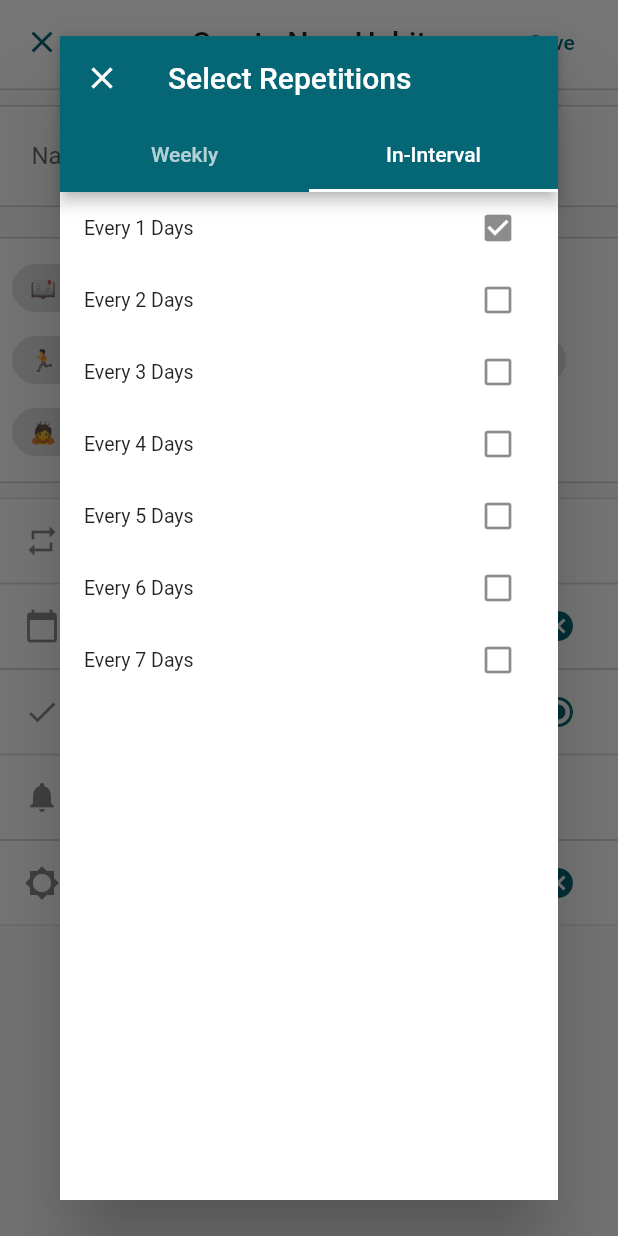
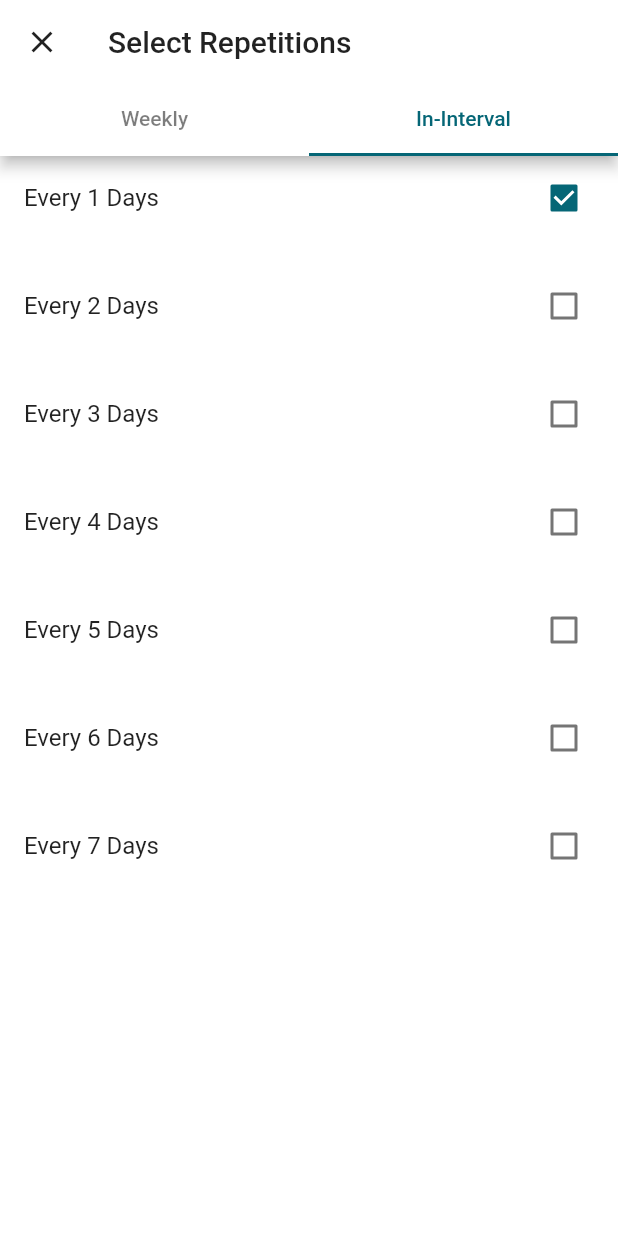
Before and after one commit to clean-apps/CleanHabits, a Flutter app: the NewHabit screen opened by its route, after a tap on "Repeat Everyday", on a phone screen of 412 x 824 dp. Run offline on Flutter 3.47's test engine with Material 2 defaults, Android fonts, the phone set to English and light mode, and no system bars; our stand-ins replace charts_flutter, flutter_local_notifications, flutter_staggered_animations, settings_ui, shared_preferences, sqflite and 1 more; missing offline and left inert: heatmap_calendar, sk_onboarding_screen, workmanager; accounts and stored records are empty; statements that could not run were skipped.

Commit message:
bugfix: ui change in new habbit

```diff
--- a/lib/main.dart
+++ b/lib/main.dart
@@ -91,6 +91,9 @@ class _MyAppState extends State<MyApp> {
               color: isDarkMode ? darkSubtitleColor : lightSubtitleColor)),
       visualDensity: VisualDensity.adaptivePlatformDensity,
       cardColor: isDarkMode ? Colors.grey.withOpacity(0.25) : Colors.white,
+      timePickerTheme: TimePickerThemeData(
+        backgroundColor: isDarkMode ? Colors.black : Colors.white,
+      ),
     );
   }
 
--- a/lib/widgets/new/SelectRepeat.dart
+++ b/lib/widgets/new/SelectRepeat.dart
@@ -23,13 +23,11 @@ class _SelectRepeatState extends State<SelectRepeat> {
   void _showDialog(context) {
     showDialog(
       context: context,
-      builder: (ctxt) => Dialog(
-        child: TabRepeatType(
-          value: selected,
-          onChange: (rep) => setState(() {
-            selected = rep;
-          }),
-        ),
+      builder: (ctxt) => TabRepeatType(
+        value: selected,
+        onChange: (rep) => setState(() {
+          selected = rep;
+        }),
       ),
     );
   }
--- a/lib/widgets/new/TabRepeatType.dart
+++ b/lib/widgets/new/TabRepeatType.dart
@@ -2,9 +2,11 @@ import 'package:CleanHabits/widgets/new/SelectRepeat.dart';
 import 'package:flutter/material.dart';
 
 class TabRepeatType extends StatefulWidget {
+  //
   final Repeats value;
   final ValueChanged<Repeats> onChange;
   TabRepeatType({this.value, this.onChange});
+
   @override
   _TabRepeatTypeState createState() => _TabRepeatTypeState();
 }
@@ -18,18 +20,21 @@ class _TabRepeatTypeState extends State<TabRepeatType> {
     selected = widget.value;
   }
 
-  ListTile _tile({String title, bool value, ValueChanged<bool> onChange}) {
-    return ListTile(
-      dense: true,
+  CheckboxListTile _tile({
+    String title,
+    bool value,
+    ValueChanged<bool> onChange,
+    Color accent,
+  }) {
+    return CheckboxListTile(
       title: Text(title),
-      trailing: IconButton(
-        icon: Icon(value ? Icons.check_box : Icons.check_box_outline_blank),
-        onPressed: () => onChange(!value),
-      ),
+      value: value,
+      activeColor: accent,
+      onChanged: (val) => onChange(!value),
     );
   }
 
-  List<Widget> _intervalList() {
+  List<Widget> _intervalList(Color accent) {
     return [1, 2, 3, 4, 5, 6, 7]
         .map(
           (d) => _tile(
@@ -42,12 +47,13 @@ class _TabRepeatTypeState extends State<TabRepeatType> {
               }),
               widget.onChange(selected),
             },
+            accent: accent,
           ),
         )
         .toList();
   }
 
-  List<Widget> _weekdayList() {
+  List<Widget> _weekdayList(Color accent) {
     return [
       _tile(
         title: 'Sunday',
@@ -59,6 +65,7 @@ class _TabRepeatTypeState extends State<TabRepeatType> {
           }),
           widget.onChange(selected),
         },
+        accent: accent,
       ),
       _tile(
         title: 'Monday',
@@ -70,6 +77,7 @@ class _TabRepeatTypeState extends State<TabRepeatType> {
           }),
           widget.onChange(selected),
         },
+        accent: accent,
       ),
       _tile(
         title: 'Tuesday',
@@ -81,6 +89,7 @@ class _TabRepeatTypeState extends State<TabRepeatType> {
           }),
           widget.onChange(selected),
         },
+        accent: accent,
       ),
       _tile(
         title: 'Wednesday',
@@ -92,6 +101,7 @@ class _TabRepeatTypeState extends State<TabRepeatType> {
           }),
           widget.onChange(selected),
         },
+        accent: accent,
       ),
       _tile(
         title: 'Thursday',
@@ -103,6 +113,7 @@ class _TabRepeatTypeState extends State<TabRepeatType> {
           }),
           widget.onChange(selected),
         },
+        accent: accent,
       ),
       _tile(
         title: 'Friday',
@@ -114,6 +125,7 @@ class _TabRepeatTypeState extends State<TabRepeatType> {
           }),
           widget.onChange(selected),
         },
+        accent: accent,
       ),
       _tile(
         title: 'Saturday',
@@ -125,43 +137,66 @@ class _TabRepeatTypeState extends State<TabRepeatType> {
           }),
           widget.onChange(selected),
         },
+        accent: accent,
       )
     ];
   }
 
   @override
   Widget build(BuildContext context) {
+    var _theme = Theme.of(context);
+    var _accent = _theme.accentColor;
+    var _bgColor = _theme.brightness == Brightness.dark
+        ? Colors.grey.withOpacity(0.25)
+        : Theme.of(context).scaffoldBackgroundColor;
+
+    var weekdayList = _weekdayList(_accent);
+    var intervalList = _intervalList(_accent);
+
     return DefaultTabController(
       length: 2,
       initialIndex: selected.isWeekly ? 0 : 1,
       child: Scaffold(
         appBar: AppBar(
+          backgroundColor: _bgColor,
+          //elevation: 0.0,
           leading: IconButton(
-            icon: Icon(Icons.clear),
+            icon: Icon(Icons.clear, color: _theme.textTheme.bodyText1.color),
             onPressed: () => Navigator.pop(context),
           ),
-          title: Text('Select Repetitions'),
+          title: Text(
+            'Select Repetitions',
+            style: TextStyle(color: _theme.textTheme.bodyText1.color),
+          ),
           bottom: TabBar(
+            labelColor: _accent,
+            indicatorColor: _accent,
+            unselectedLabelColor: _theme.textTheme.subtitle2.color,
             tabs: [
               Tab(child: Text('Weekly')),
               Tab(child: Text('In-Interval')),
             ],
             onTap: (index) => {
               setState(() {
-                if (index == 0)
-                  selected.isWeekly = true;
-                else
-                  selected.isWeekly = false;
+                selected.isWeekly = index == 0;
               }),
               widget.onChange(selected),
             },
           ),
         ),
-        body: TabBarView(
-          children: [
-            ListView(shrinkWrap: true, children: _weekdayList()),
-            ListView(shrinkWrap: true, children: _intervalList()),
-          ],
+        body: Container(
+          child: TabBarView(children: [
+            ListView.separated(
+              separatorBuilder: (context, index) => Divider(color: _bgColor),
+              itemCount: weekdayList.length,
+              itemBuilder: (context, index) => weekdayList[index],
+            ),
+            ListView.separated(
+              separatorBuilder: (context, index) => Divider(color: _bgColor),
+              itemCount: intervalList.length,
+              itemBuilder: (context, index) => intervalList[index],
+            ),
+          ]),
         ),
       ),
     );
```
Also changed, not shown: lib/widgets/new/SelectChecklistType.dart (+37 -9 lines), lib/widgets/new/SelectReminder.dart (+6 -2 lines).
